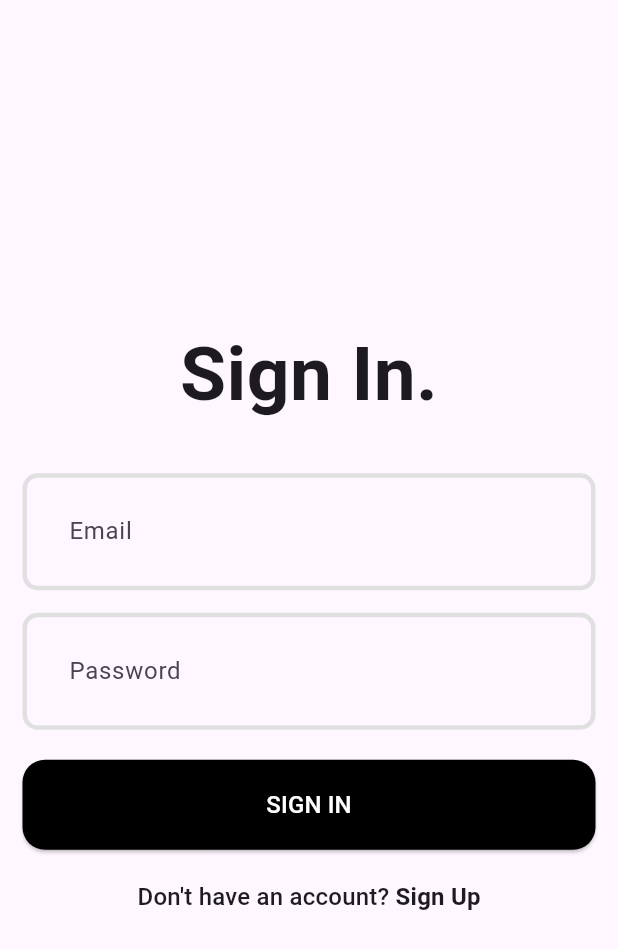
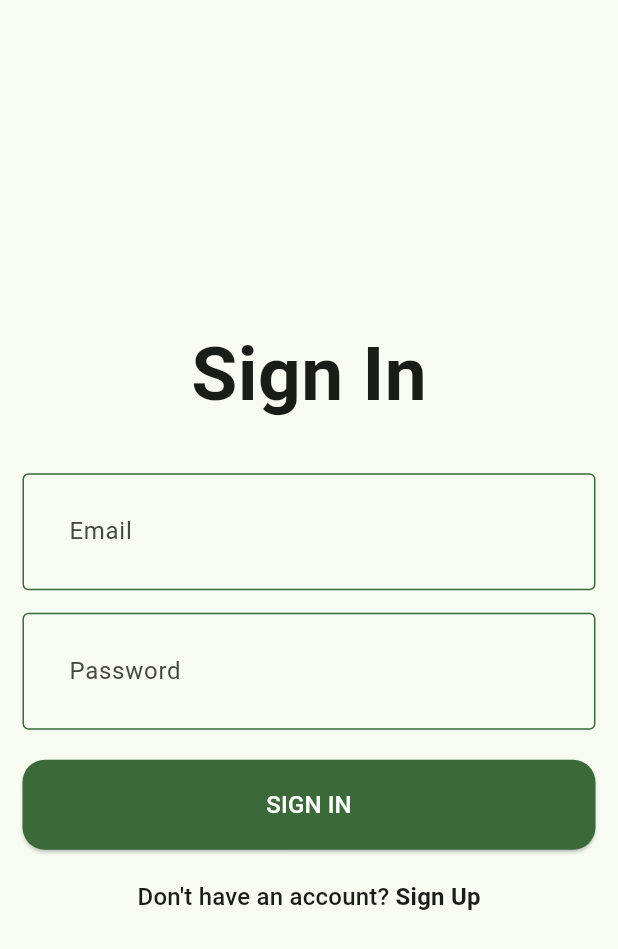
Before and after one commit to neal-boylan/gymgo, a Flutter app: the screen it shows after launch, after a tap on an icon or button, on a phone screen of 412 x 824 dp. Shown: the top 949 px of the screen. Run offline on Flutter 3.47's test engine with Material 3 defaults, Android fonts, the phone set to English and light mode, and no system bars; our stand-ins replace cloud_firestore, firebase_auth, firebase_core, image_picker; missing offline and left inert: firebase_ui_auth; accounts and stored records are empty; generated files the repository leaves out were written again; network calls fail; Roboto replaces fonts that are missing (Cera Pro).

Commit message:
Added some theme colours and connected to firestore database

```diff
--- a/lib/app.dart
+++ b/lib/app.dart
@@ -18,12 +18,21 @@ class MyApp extends StatelessWidget {
   // }
   Widget build(BuildContext context) {
     return MaterialApp(
-      title: 'Task Management',
+      title: 'GymGo',
       theme: ThemeData(
+        useMaterial3: true,
+        colorScheme: ColorScheme.fromSeed(
+          seedColor: Colors.green,
+          brightness: Brightness.light,
+        ),
         fontFamily: 'Cera Pro',
+        appBarTheme: AppBarTheme(
+          backgroundColor: Theme.of(context).colorScheme.primary,
+          foregroundColor: Colors.white,
+        ),
         elevatedButtonTheme: ElevatedButtonThemeData(
           style: ElevatedButton.styleFrom(
-            backgroundColor: Colors.black,
+            backgroundColor: Theme.of(context).colorScheme.primary,
             minimumSize: const Size(double.infinity, 60),
             shape: RoundedRectangleBorder(
               borderRadius: BorderRadius.circular(15),
@@ -34,15 +43,15 @@ class MyApp extends StatelessWidget {
           contentPadding: const EdgeInsets.all(27),
           enabledBorder: OutlineInputBorder(
             borderSide: BorderSide(
-              color: Colors.grey.shade300,
-              width: 3,
+              color: Colors.green,
+              width: 1,
             ),
             borderRadius: BorderRadius.circular(10),
           ),
           focusedBorder: OutlineInputBorder(
-            borderSide: const BorderSide(
-              // color: Pallete.gradient2,
-              width: 3,
+            borderSide: BorderSide(
+              color: Colors.green, //Theme.of(context).colorScheme.primary,
+              width: 1,
             ),
             borderRadius: BorderRadius.circular(10),
           ),
--- a/lib/login_page.dart
+++ b/lib/login_page.dart
@@ -50,7 +50,7 @@ class _LoginPageState extends State<LoginPage> {
             mainAxisAlignment: MainAxisAlignment.center,
             children: [
               const Text(
-                'Sign In.',
+                'Sign In',
                 style: TextStyle(
                   fontSize: 50,
                   fontWeight: FontWeight.bold,
@@ -59,20 +59,40 @@ class _LoginPageState extends State<LoginPage> {
               const SizedBox(height: 30),
               TextFormField(
                 controller: emailController,
-                decoration: const InputDecoration(
+                decoration: InputDecoration(
                   hintText: 'Email',
+                  enabledBorder: OutlineInputBorder(
+                    borderSide: BorderSide(
+                        color: Theme.of(context).colorScheme.primary),
+                  ),
+                  focusedBorder: OutlineInputBorder(
+                    //<-- SEE HERE
+                    borderSide: BorderSide(
+                        width: 4, color: Theme.of(context).colorScheme.primary),
+                  ),
                 ),
               ),
               const SizedBox(height: 15),
               TextFormField(
                 controller: passwordController,
-                decoration: const InputDecoration(
+                decoration: InputDecoration(
                   hintText: 'Password',
+                  enabledBorder: OutlineInputBorder(
+                    borderSide: BorderSide(
+                        color: Theme.of(context).colorScheme.primary),
+                  ),
+                  focusedBorder: OutlineInputBorder(
+                    //<-- SEE HERE
+                    borderSide: BorderSide(
+                        width: 4, color: Theme.of(context).colorScheme.primary),
+                  ),
                 ),
                 obscureText: true,
               ),
               const SizedBox(height: 20),
               ElevatedButton(
+                style: ElevatedButton.styleFrom(
+                    backgroundColor: Theme.of(context).colorScheme.primary),
                 onPressed: () async {
                   await loginUserWithEmailAndPassword();
                   if (!context.mounted) return;
--- a/lib/signup_page.dart
+++ b/lib/signup_page.dart
@@ -48,7 +48,7 @@ class _SignUpPageState extends State<SignUpPage> {
             mainAxisAlignment: MainAxisAlignment.center,
             children: [
               const Text(
-                'Sign Up.',
+                'Sign Up',
                 style: TextStyle(
                   fontSize: 50,
                   fontWeight: FontWeight.bold,
@@ -58,20 +58,40 @@ class _SignUpPageState extends State<SignUpPage> {
               const SizedBox(height: 20),
               TextFormField(
                 controller: emailController,
-                decoration: const InputDecoration(
+                decoration: InputDecoration(
                   hintText: 'Email',
+                  enabledBorder: OutlineInputBorder(
+                    borderSide: BorderSide(
+                        color: Theme.of(context).colorScheme.primary),
+                  ),
+                  focusedBorder: OutlineInputBorder(
+                    //<-- SEE HERE
+                    borderSide: BorderSide(
+                        width: 4, color: Theme.of(context).colorScheme.primary),
+                  ),
                 ),
               ),
               const SizedBox(height: 15),
               TextFormField(
                 controller: passwordController,
-                decoration: const InputDecoration(
+                decoration: InputDecoration(
                   hintText: 'Password',
+                  enabledBorder: OutlineInputBorder(
+                    borderSide: BorderSide(
+                        color: Theme.of(context).colorScheme.primary),
+                  ),
+                  focusedBorder: OutlineInputBorder(
+                    //<-- SEE HERE
+                    borderSide: BorderSide(
+                        width: 4, color: Theme.of(context).colorScheme.primary),
+                  ),
                 ),
                 obscureText: true,
               ),
               const SizedBox(height: 20),
               ElevatedButton(
+                style: ElevatedButton.styleFrom(
+                    backgroundColor: Theme.of(context).colorScheme.primary),
                 onPressed: () async {
                   await createUserWithEmailAndPassword();
                 },
--- a/pubspec.yaml
+++ b/pubspec.yaml
@@ -43,6 +43,8 @@ dependencies:
   firebase_ui_auth: ^1.16.1
   firebase_ui_oauth_google: ^1.4.0
   google_sign_in: ^6.2.2
+  cloud_firestore: ^5.6.3
+  google_fonts: ^6.2.1
 
 dev_dependencies:
   flutter_test:
```
Also changed, not shown: lib/add_new_class.dart (added, +342 -0 lines), lib/add_new_task.dart (deleted, +0 -140 lines), lib/home.dart (+4 -3 lines), lib/home_page.dart (+50 -15 lines), lib/widgets/date_selector.dart (+5 -5 lines), lib/widgets/task_card.dart (+22 -6 lines), pubspec.lock, 3 other files.
